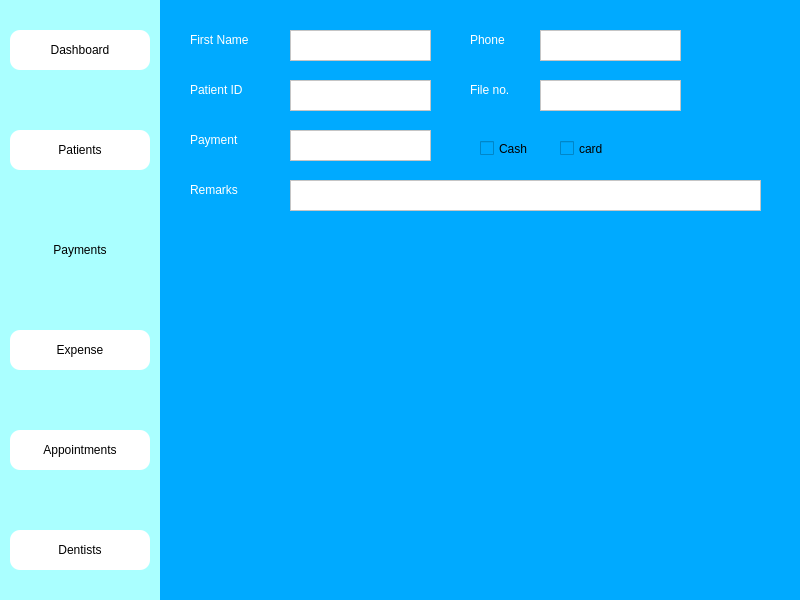
Before: the Qt Designer form payments_window.ui in Fayadkhan8911/Medico-Desktop-App, drawn with Qt 5.
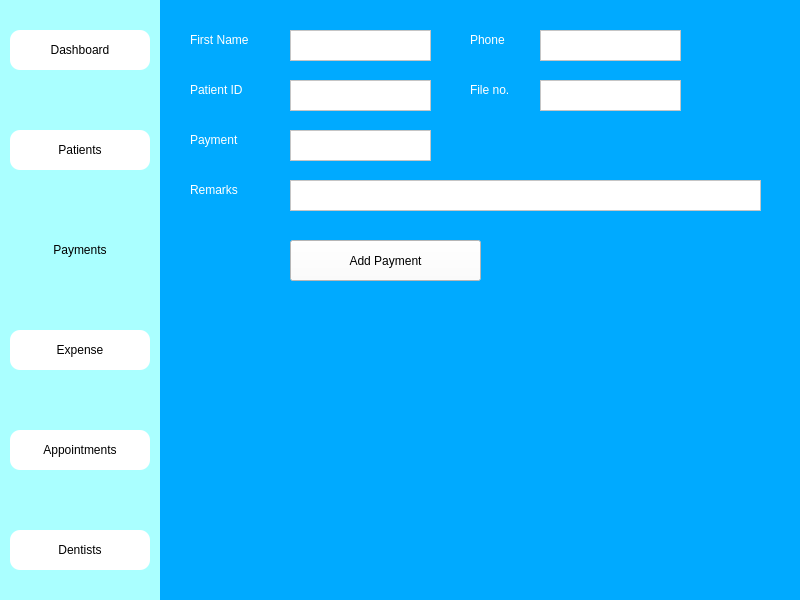
After: the same form once the commit is applied. Icons and pictures are not drawn.

The edit to the form file:
```diff
--- a/payments_window.ui
+++ b/payments_window.ui
@@ -331,32 +331,6 @@
     <string notr="true">background-color: rgb(255, 255, 255);</string>
    </property>
   </widget>
-  <widget class="QCheckBox" name="cash">
-   <property name="geometry">
-    <rect>
-     <x>480</x>
-     <y>140</y>
-     <width>70</width>
-     <height>17</height>
-    </rect>
-   </property>
-   <property name="text">
-    <string>Cash</string>
-   </property>
-  </widget>
-  <widget class="QCheckBox" name="checkBox_2">
-   <property name="geometry">
-    <rect>
-     <x>560</x>
-     <y>140</y>
-     <width>70</width>
-     <height>17</height>
-    </rect>
-   </property>
-   <property name="text">
-    <string>card</string>
-   </property>
-  </widget>
   <widget class="QLabel" name="remarks">
    <property name="geometry">
     <rect>
@@ -387,6 +361,23 @@
     <string notr="true">background-color: rgb(255, 255, 255);</string>
    </property>
   </widget>
+  <widget class="QPushButton" name="pushButton">
+   <property name="geometry">
+    <rect>
+     <x>290</x>
+     <y>240</y>
+     <width>191</width>
+     <height>41</height>
+    </rect>
+   </property>
+   <property name="styleSheet">
+    <string notr="true">font: 14pt &quot;MS Shell Dlg 2&quot;;
+background-color: rgb(255, 255, 255);</string>
+   </property>
+   <property name="text">
+    <string>Add Payment</string>
+   </property>
+  </widget>
  </widget>
  <resources/>
  <connections/>
```
